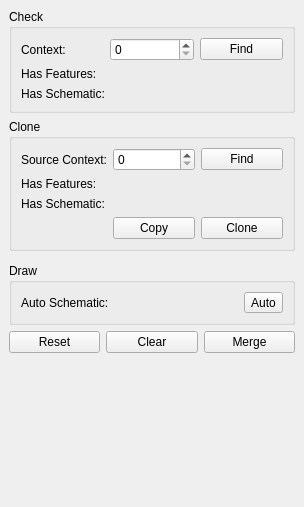
First picture: the form in src/schematic_dock_base.ui, repository lparchaeology/ArkPlan, before the edit.
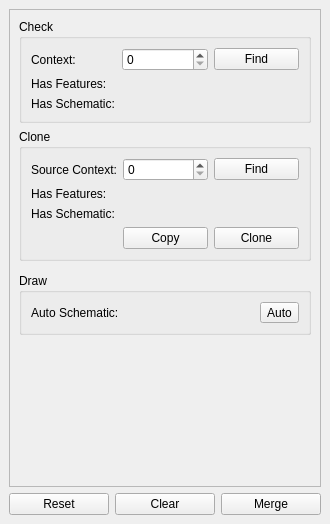
Second picture: the form after the edit. Icons and pictures are not drawn. Custom widgets are drawn as their Qt base class.

Commit message: Make schematic dock scrollable

```diff
--- a/src/schematic_dock_base.ui
+++ b/src/schematic_dock_base.ui
@@ -6,14 +6,35 @@
    <rect>
     <x>0</x>
     <y>0</y>
-    <width>304</width>
-    <height>507</height>
+    <width>330</width>
+    <height>524</height>
    </rect>
   </property>
   <property name="windowTitle">
    <string>Context Schematic</string>
   </property>
   <widget class="QWidget" name="dockWidgetContents">
+   <layout class="QVBoxLayout" name="verticalLayout_2">
+    <item>
+     <widget class="QScrollArea" name="scrollArea">
+      <property name="sizePolicy">
+       <sizepolicy hsizetype="MinimumExpanding" vsizetype="Expanding">
+        <horstretch>0</horstretch>
+        <verstretch>0</verstretch>
+       </sizepolicy>
+      </property>
+      <property name="widgetResizable">
+       <bool>true</bool>
+      </property>
+      <widget class="QWidget" name="scrollAreaWidgetContents">
+       <property name="geometry">
+        <rect>
+         <x>0</x>
+         <y>0</y>
+         <width>304</width>
+         <height>430</height>
+        </rect>
+       </property>
    <layout class="QVBoxLayout" name="verticalLayout">
     <item>
      <widget class="QGroupBox" name="checkGroup">
@@ -211,6 +232,23 @@
      </widget>
     </item>
     <item>
+         <spacer name="verticalSpacer">
+          <property name="orientation">
+           <enum>Qt::Vertical</enum>
+          </property>
+          <property name="sizeHint" stdset="0">
+           <size>
+            <width>17</width>
+            <height>10</height>
+           </size>
+          </property>
+         </spacer>
+        </item>
+       </layout>
+      </widget>
+     </widget>
+    </item>
+    <item>
      <layout class="QHBoxLayout" name="buttonGroup">
       <item>
        <widget class="QPushButton" name="resetButton">
@@ -241,19 +279,6 @@
       </item>
      </layout>
     </item>
-    <item>
-     <spacer name="verticalSpacer">
-      <property name="orientation">
-       <enum>Qt::Vertical</enum>
-      </property>
-      <property name="sizeHint" stdset="0">
-       <size>
-        <width>20</width>
-        <height>115</height>
-       </size>
-      </property>
-     </spacer>
-    </item>
    </layout>
   </widget>
  </widget>
```
Left out of the diff: 80 changed lines with no effect on the pictures. Lines whose indentation alone changed are shown as unchanged. The commit also changes 1 other file.
